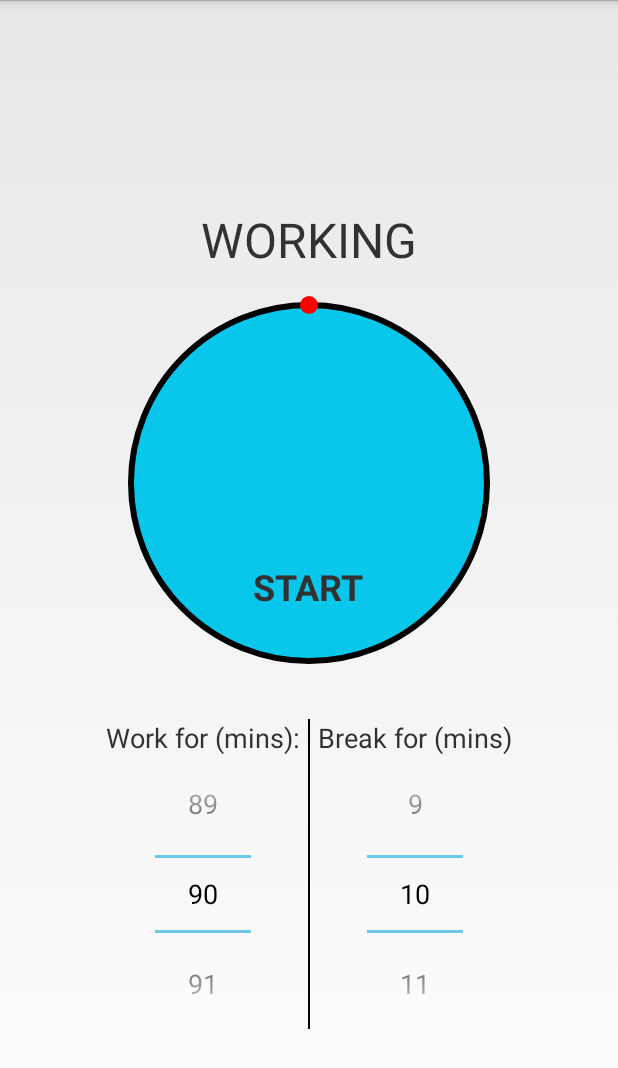
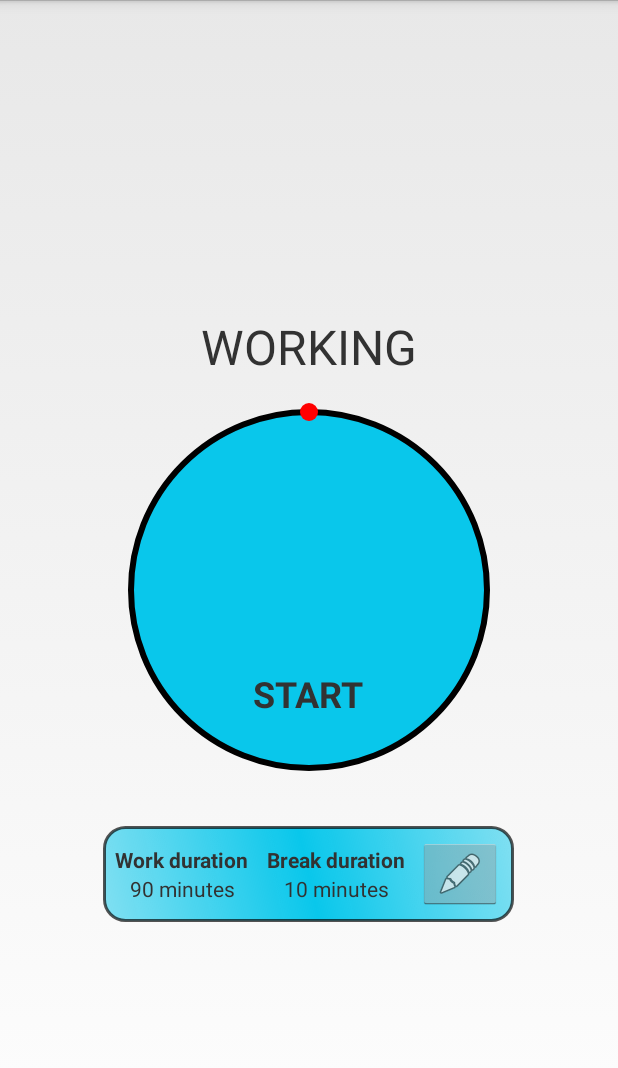
Before and after one commit to szh/breakify, an Android app: the screen it shows after launch (MainActivity), on a phone screen of 412 x 824 dp. Shown: the top 1068 px of the screen. Run offline under Robolectric (Android 15) with nearby library versions, the phone set to English and light mode, and no system bars.

Commit message:
Store durations as settings

```diff
--- /dev/null
+++ b/app/src/main/java/com/heightechllc/breakify/DurationsDisplayFragment.java
@@ -0,0 +1,81 @@
+package com.heightechllc.breakify;
+
+
+import android.app.Fragment;
+import android.content.Intent;
+import android.content.SharedPreferences;
+import android.os.Bundle;
+import android.preference.PreferenceManager;
+import android.view.LayoutInflater;
+import android.view.View;
+import android.view.ViewGroup;
+import android.widget.ImageButton;
+import android.widget.TextView;
+
+
+/**
+ * Fragment for displaying the current settings for the work, break and snooze durations
+ */
+public class DurationsDisplayFragment extends Fragment implements View.OnClickListener {
+
+    private View v;
+
+    @Override
+    public View onCreateView(LayoutInflater inflater, ViewGroup container,
+                             Bundle savedInstanceState) {
+
+        // Set the layout
+        v = inflater.inflate(R.layout.durations_display, container);
+
+        // Set up UI components
+        ImageButton editBtn = (ImageButton) v.findViewById(R.id.edit_btn);
+        editBtn.setOnClickListener(this);
+
+        // Return the inflated layout
+        return v;
+    }
+
+    @Override
+    public void onResume() {
+        super.onResume();
+
+        // Good place to update the values, since it's called when the fragment is created, as well
+        //  as when it comes back onto the screen, which happens after the user changes the settings
+        //  in the SettingsActivity
+        updateValues();
+    }
+
+    @Override
+    public void onClick(View view) {
+        // Check if the user clicked the "Edit" button
+        if (view.getId() != R.id.edit_btn) return;
+
+        // Show the settings activity
+        Intent intent = new Intent(getActivity(), SettingsActivity.class);
+        startActivity(intent);
+    }
+
+    /**
+     * Update the text of all the duration displays
+     */
+    public void updateValues() {
+        // Get the labels for displaying the durations
+        TextView workDisplay = (TextView) v.findViewById(R.id.work_duration_display);
+        TextView breakDisplay = (TextView) v.findViewById(R.id.break_duration_display);
+
+        // Get the current setting for each value
+        int workNum, breakNum, snoozeNum;
+
+        SharedPreferences prefs = PreferenceManager.getDefaultSharedPreferences(getActivity());
+        workNum = prefs.getInt(SettingsFragment.KEY_WORK_DURATION,
+                    getResources().getInteger(R.integer.default_work_duration));
+
+        breakNum = prefs.getInt(SettingsFragment.KEY_BREAK_DURATION,
+                getResources().getInteger(R.integer.default_break_duration));
+
+        // Construct the text for each value: the int + 'minutes' - e.g., "90 minutes"
+        String mins = getResources().getString(R.string.minutes);
+        workDisplay.setText(workNum + " " + mins);
+        breakDisplay.setText(breakNum + " " + mins);
+    }
+}
--- a/app/src/main/java/com/heightechllc/breakify/MainActivity.java
+++ b/app/src/main/java/com/heightechllc/breakify/MainActivity.java
@@ -3,14 +3,14 @@ package com.heightechllc.breakify;
 import android.app.Activity;
 import android.app.AlertDialog;
 import android.content.DialogInterface;
+import android.content.SharedPreferences;
 import android.os.Bundle;
 import android.os.CountDownTimer;
+import android.preference.PreferenceManager;
 import android.view.View;
 import android.view.animation.Animation;
 import android.view.animation.AnimationUtils;
 import android.widget.Button;
-import android.widget.LinearLayout;
-import android.widget.NumberPicker;
 import android.widget.TextView;
 
 import java.util.concurrent.TimeUnit;
@@ -31,13 +31,14 @@ public class MainActivity extends Activity implements View.OnClickListener {
     private int timerState = STOPPED;
     private int workState = WORK;
 
+    SharedPreferences sharedPref;
+
     // UI Components
     CircleTimerView circleTimer;
     TextView stateLbl;
     TextView timeLbl;
     TextView startStopLbl;
     Button resetBtn;
-    LinearLayout timerSettingsLayout;
 
     @Override
     protected void onCreate(Bundle savedInstanceState) {
@@ -54,20 +55,10 @@ public class MainActivity extends Activity implements View.OnClickListener {
         timeLbl = (TextView) findViewById(R.id.time_lbl);
         startStopLbl = (TextView) findViewById(R.id.start_stop_lbl);
 
-        NumberPicker workNumPicker = (NumberPicker) findViewById(R.id.work_num_picker);
-        workNumPicker.setMinValue(1);
-        workNumPicker.setMaxValue(300);
-        workNumPicker.setValue(90);
-
-        NumberPicker breakNumPicker = (NumberPicker) findViewById(R.id.break_num_picker);
-        breakNumPicker.setMinValue(1);
-        breakNumPicker.setMaxValue(300);
-        breakNumPicker.setValue(10);
-
         resetBtn = (Button) findViewById(R.id.reset_btn);
         resetBtn.setOnClickListener(this);
 
-        timerSettingsLayout = (LinearLayout) findViewById(R.id.timer_settings_layout);
+        sharedPref = PreferenceManager.getDefaultSharedPreferences(this);
     }
 
     @Override
@@ -91,8 +82,7 @@ public class MainActivity extends Activity implements View.OnClickListener {
      * @param duration The number of milliseconds to run the timer for
      */
     private void startTimer(long duration) {
-        // First hide the number pickers and show the "Reset" btn (TODO: Animate)
-        timerSettingsLayout.setVisibility(View.GONE);
+        // Show the "Reset" btn (TODO: Animate)
         resetBtn.setVisibility(View.VISIBLE);
 
         // Update timer display
@@ -156,14 +146,17 @@ public class MainActivity extends Activity implements View.OnClickListener {
             // Timer already started before, so just get the remaining time
             duration = circleTimer.getPassedTime();
         } else {
-            // Get chosen duration in minutes
-            NumberPicker numberPicker;
-            if (workState == WORK)
-                numberPicker = (NumberPicker) findViewById(R.id.work_num_picker);
-            else
-                numberPicker = (NumberPicker) findViewById(R.id.break_num_picker);
+            // Get duration from preferences, in minutes
+            if (workState == WORK) {
+                duration = sharedPref.getInt(SettingsFragment.KEY_WORK_DURATION,
+                            getResources().getInteger(R.integer.default_work_duration));
+            }
+            else {
+                duration = sharedPref.getInt(SettingsFragment.KEY_BREAK_DURATION,
+                            getResources().getInteger(R.integer.default_break_duration));
+            }
 
-            duration = numberPicker.getValue() * 60000; // Multiply into milliseconds
+            duration *= 60000; // Multiply into milliseconds
         }
 
         startTimer(duration);
@@ -196,8 +189,6 @@ public class MainActivity extends Activity implements View.OnClickListener {
         timeLbl.clearAnimation();
         stateLbl.clearAnimation();
         timeLbl.setText("");
-
-        timerSettingsLayout.setVisibility(View.VISIBLE);
         resetBtn.setVisibility(View.GONE);
 
         // Back to initial state
@@ -247,8 +238,11 @@ public class MainActivity extends Activity implements View.OnClickListener {
         builder.setNeutralButton(R.string.snooze, new DialogInterface.OnClickListener() {
             @Override
             public void onClick(DialogInterface dialogInterface, int i) {
-                // Snooze the timer for 3 minutes (TODO: Make this a setting)
-                startTimer(180000);
+                // Get duration from preferences, in minutes
+                int snoozeDuration = sharedPref.getInt(SettingsFragment.KEY_SNOOZE_DURATION,
+                                        getResources().getInteger(R.integer.default_work_duration));
+                // Snooze the timer
+                startTimer(snoozeDuration * 60000); // Multiply into milliseconds
             }
         });
         builder.setNegativeButton(R.string.cancel, new DialogInterface.OnClickListener() {
--- /dev/null
+++ b/app/src/main/res/drawable/settings_display_background.xml
@@ -0,0 +1,12 @@
+<?xml version="1.0" encoding="utf-8"?>
+
+<shape xmlns:android="http://schemas.android.com/apk/res/android"
+    android:shape="rectangle">
+    <corners android:radius="14dp" />
+    <gradient
+        android:startColor="@color/clock_color_alpha_half"
+        android:endColor="@color/clock_color_alpha_half"
+        android:centerColor="@color/clock_color"
+        android:angle="45"/>
+    <stroke android:color="#aa000000" android:width="2dp" />
+</shape>
--- a/app/src/main/res/drawable/vertical_divider.xml
+++ /dev/null
@@ -1,5 +0,0 @@
-<?xml version="1.0" encoding="utf-8"?>
-<shape xmlns:android="http://schemas.android.com/apk/res/android">
-    <size android:width="1dp" />
-    <solid android:color="#000000" />
-</shape>
--- a/app/src/main/res/layout/activity_main.xml
+++ b/app/src/main/res/layout/activity_main.xml
@@ -1,14 +1,15 @@
 <LinearLayout xmlns:android="http://schemas.android.com/apk/res/android"
     xmlns:tools="http://schemas.android.com/tools"
+    android:id="@+id/main_root_layout"
     android:layout_width="match_parent"
     android:layout_height="match_parent"
+    android:layout_marginBottom="@dimen/activity_vertical_margin"
+    android:layout_marginEnd="@dimen/activity_horizontal_margin"
+    android:layout_marginStart="@dimen/activity_horizontal_margin"
     android:layout_marginTop="@dimen/activity_vertical_margin"
-    android:layout_marginBottom="@dimen/activity_vertical_margin"
-    android:layout_marginStart="@dimen/activity_horizontal_margin"
-    android:layout_marginEnd="@dimen/activity_horizontal_margin"
+    android:gravity="center"
     android:orientation="vertical"
-    tools:context=".MainActivity"
-    android:gravity="center">
+    tools:context=".MainActivity">
 
 
     <TextView
@@ -16,91 +17,53 @@
         android:layout_width="wrap_content"
         android:layout_height="wrap_content"
         android:lines="1"
-        android:textSize="32sp"
-        android:text="@string/state_working"/>
+        android:text="@string/state_working"
+        android:textSize="32sp" />
 
     <FrameLayout
         android:id="@+id/timer_layout"
-        android:layout_marginTop="16dp"
-        android:layout_marginBottom="32dp"
         android:layout_width="250dp"
         android:layout_height="250dp"
-        android:clickable="true">
+        android:layout_marginBottom="32dp"
+        android:layout_marginTop="16dp">
 
         <com.heightechllc.breakify.CircleTimerView
             android:id="@+id/circle_timer"
             android:layout_width="fill_parent"
             android:layout_height="fill_parent"
-            android:padding="0dp"/>
+            android:padding="0dp" />
 
         <TextView
             android:id="@+id/time_lbl"
             android:layout_width="wrap_content"
             android:layout_height="wrap_content"
-            android:textSize="60sp"
-            android:layout_gravity="center"/>
+            android:layout_gravity="center"
+            android:textSize="60sp" />
 
         <TextView
             android:id="@+id/start_stop_lbl"
             android:layout_width="wrap_content"
             android:layout_height="wrap_content"
+            android:layout_gravity="center|bottom"
+            android:layout_marginBottom="40dp"
             android:text="@string/start"
-            android:textStyle="bold"
             android:textSize="24sp"
-            android:layout_marginBottom="40dp"
-            android:layout_gravity="center|bottom" />
+            android:textStyle="bold" />
 
     </FrameLayout>
 
-    <LinearLayout
-        android:id="@+id/timer_settings_layout"
+    <fragment
+        android:id="@+id/duration_display_fragment"
         android:layout_width="wrap_content"
         android:layout_height="wrap_content"
-        android:orientation="horizontal"
-        android:divider="@drawable/vertical_divider"
-        android:showDividers="middle">
-        <LinearLayout
-            android:layout_width="fill_parent"
-            android:layout_height="wrap_content"
-            android:layout_marginEnd="5dp"
-            android:gravity="center"
-            android:orientation="vertical">
-            <TextView
-                android:layout_width="wrap_content"
-                android:layout_height="wrap_content"
-                android:text="@string/work_for"
-                android:textSize="18sp"
-                android:paddingBottom="2dp" />
-            <NumberPicker
-                android:id="@+id/work_num_picker"
-                android:layout_width="wrap_content"
-                android:layout_height="wrap_content" />
-        </LinearLayout>
-
-        <LinearLayout
-            android:layout_width="fill_parent"
-            android:layout_height="wrap_content"
-            android:layout_marginStart="5dp"
-            android:gravity="center"
-            android:orientation="vertical">
-            <TextView
-                android:layout_width="wrap_content"
-                android:layout_height="wrap_content"
-                android:text="@string/break_for"
-                android:textSize="18sp"
-                android:paddingBottom="2dp" />
-            <NumberPicker
-                android:id="@+id/break_num_picker"
-                android:layout_width="wrap_content"
-                android:layout_height="wrap_content" />
-        </LinearLayout>
-    </LinearLayout>
+        android:name="com.heightechllc.breakify.DurationsDisplayFragment"
+        tools:layout="@layout/durations_display" />
 
     <Button
         android:id="@+id/reset_btn"
         android:layout_width="wrap_content"
         android:layout_height="wrap_content"
         android:text="@string/reset"
-        android:visibility="gone"/>
+        android:visibility="gone" />
 
 </LinearLayout>
--- /dev/null
+++ b/app/src/main/res/layout/durations_display.xml
@@ -0,0 +1,62 @@
+<?xml version="1.0" encoding="utf-8"?>
+<LinearLayout xmlns:android="http://schemas.android.com/apk/res/android"
+    android:layout_height="wrap_content"
+    android:layout_width="wrap_content"
+    android:padding="@dimen/durations_display_layout_padding"
+    android:orientation="horizontal"
+    android:gravity="center"
+    android:background="@drawable/settings_display_background">
+
+    <GridLayout
+        android:layout_width="wrap_content"
+        android:layout_height="wrap_content"
+        android:columnCount="3"
+        android:rowCount="2"
+        android:layout_marginEnd="@dimen/durations_display_layout_padding">
+
+        <TextView
+            android:layout_width="wrap_content"
+            android:layout_height="wrap_content"
+            android:layout_marginEnd="@dimen/durations_display_margin"
+            android:text="@string/work_duration_title"
+            android:textStyle="bold"
+            android:layout_gravity="center"
+            android:layout_column="0"
+            android:layout_row="0" />
+
+        <TextView
+            android:id="@+id/work_duration_display"
+            android:layout_width="wrap_content"
+            android:layout_height="wrap_content"
+            android:layout_marginEnd="@dimen/durations_display_margin"
+            android:layout_gravity="center"
+            android:layout_column="0"
+            android:layout_row="1" />
+
+        <TextView
+            android:layout_width="wrap_content"
+            android:layout_height="wrap_content"
+            android:text="@string/break_duration_title"
+            android:textStyle="bold"
+            android:layout_gravity="center"
+            android:layout_column="1"
+            android:layout_row="0" />
+
+        <TextView
+            android:id="@+id/break_duration_display"
+            android:layout_width="wrap_content"
+            android:layout_height="wrap_content"
+            android:layout_gravity="center"
+            android:layout_column="1"
+            android:layout_row="1" />
+
+    </GridLayout>
+
+    <!-- TODO: use gear icon? -->
+    <ImageButton
+        android:id="@+id/edit_btn"
+        android:src="@android:drawable/ic_menu_edit"
+        android:layout_width="wrap_content"
+        android:layout_height="wrap_content" />
+
+</LinearLayout>
--- a/app/src/main/res/values/colors.xml
+++ b/app/src/main/res/values/colors.xml
@@ -1,6 +1,7 @@
 <?xml version="1.0" encoding="utf-8"?>
 <resources>
     <color name="clock_color">#09C7EB</color>
+    <color name="clock_color_alpha_half">#8009c7eb</color>
     <color name="timer_border">#000000</color>
     <color name="timer_border_pressed">#808080</color>
     <color name="timer_red">#FF0000</color>
--- a/app/src/main/res/values/dimens.xml
+++ b/app/src/main/res/values/dimens.xml
@@ -6,4 +6,7 @@
     <dimen name="circletimer_stroke_width">4dp</dimen>
     <dimen name="circletimer_dot_size">12dp</dimen>
     <dimen name="circletimer_marker_size">16dp</dimen>
+
+    <dimen name="durations_display_layout_padding">8dp</dimen>
+    <dimen name="durations_display_margin">12dp</dimen>
 </resources>
--- a/app/src/main/res/values/strings.xml
+++ b/app/src/main/res/values/strings.xml
@@ -6,8 +6,13 @@
     <string name="stop">PAUSE</string>
     <string name="resume">RESUME</string>
     <string name="reset">RESET</string>
-    <string name="work_for">Work for (mins):</string>
-    <string name="break_for">Break for (mins)</string>
+    <string name="work_duration_title">Work duration</string>
+    <string name="work_duration_summary">How many minutes to work for in each session</string>
+    <string name="break_duration_title">Break duration</string>
+    <string name="break_duration_summary">How many minutes to break for after each work session</string>
+    <string name="snooze_duration_title">Snooze duration</string>
+    <string name="snooze_duration_summary">How many minutes to snooze for</string>
+    <string name="minutes">minutes</string>
     <string name="state_working">WORKING</string>
     <string name="state_breaking">BREAKING</string>
     <string name="start_break_prompt">Ready to go on to your break?</string>
@@ -15,5 +20,7 @@
     <string name="ok">OK</string>
     <string name="snooze">Snooze</string>
     <string name="cancel">Cancel</string>
+    <string name="title_activity_settings">Settings</string>
+    <string name="action_settings">Settings</string>
 
 </resources>
--- a/app/src/main/res/values/styles.xml
+++ b/app/src/main/res/values/styles.xml
@@ -5,4 +5,8 @@
         <!-- Customize your theme here. -->
     </style>
 
+    <style name="AppTheme.Settings" parent="android:Theme.Holo.Light">
+        <!-- For SettingsActivity -->
+    </style>
+
 </resources>
```
Also changed, not shown: app/src/main/AndroidManifest.xml (+12 -3 lines), app/src/main/java/com/heightechllc/breakify/NumberPickerPreference.java (added, +84 -0 lines), app/src/main/java/com/heightechllc/breakify/SettingsActivity.java (added, +18 -0 lines), app/src/main/java/com/heightechllc/breakify/SettingsFragment.java (added, +38 -0 lines), app/src/main/res/layout/number_picker_preference.xml (added, +12 -0 lines), app/src/main/res/values/attrs.xml (added, +7 -0 lines), app/src/main/res/values/values.xml (added, +9 -0 lines), app/src/main/res/xml/preferences.xml (added, +28 -0 lines).
